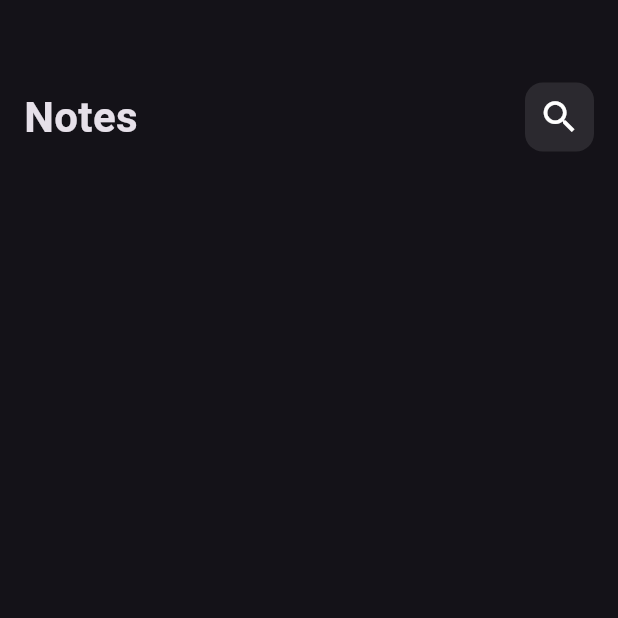
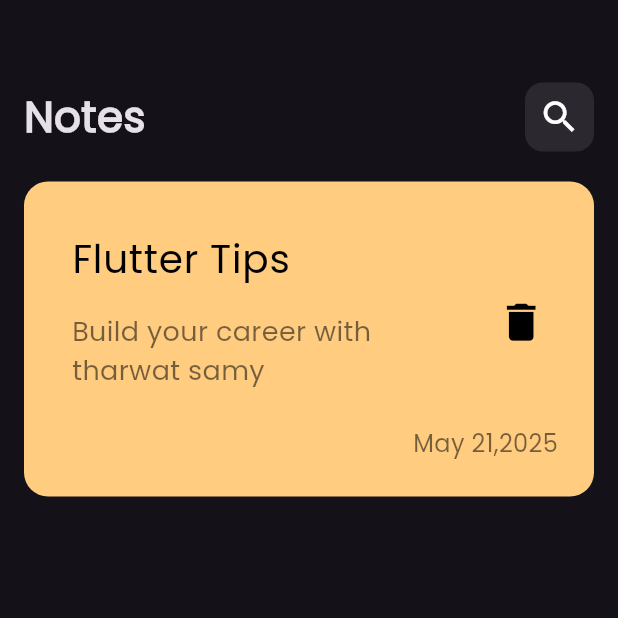
Before and after one commit to mohamedtaha910/notes_app, a Flutter app: the screen it shows after launch, on a phone screen of 412 x 824 dp, the top half of it. Run offline on Flutter 3.47's test engine with Material 3 defaults, Android fonts, the phone set to English and light mode, and no system bars.

Commit message:
create custom note_item

```diff
--- /dev/null
+++ b/lib/components/custom_note_item.dart
@@ -0,0 +1,47 @@
+import 'package:flutter/material.dart';
+
+class NoteItem extends StatelessWidget {
+  const NoteItem({super.key});
+
+  @override
+  Widget build(BuildContext context) {
+    return Container(
+      padding: const EdgeInsets.only(top: 24, bottom: 24, left: 16),
+      // margin: const EdgeInsets.symmetric(vertical: 24),
+      decoration: BoxDecoration(
+        color: const Color(0xffFFCC80),
+        borderRadius: BorderRadius.circular(16),
+      ),
+      child: Column(
+        crossAxisAlignment: CrossAxisAlignment.end,
+        children: [
+          ListTile(
+            title: const Text(
+              'Flutter Tips',
+              style: TextStyle(color: Colors.black,fontSize: 26,)
+            ),
+            subtitle: Padding(
+              padding: const EdgeInsets.only(top: 16,bottom: 16),
+              child: Text(
+                'Build your career with tharwat samy',
+                style: TextStyle(color: Colors.black54,fontSize: 18),
+              ),
+            ),
+            trailing: IconButton(
+              onPressed: () {},
+              icon: Icon(
+                Icons.delete,
+                size: 33,
+                color: Colors.black
+              ),
+            ),
+          ),
+          Padding(
+            padding: const EdgeInsets.only(right: 24),
+            child: Text('May 21,2025',style: TextStyle(color: Colors.black54,fontSize: 16),),
+          ),
+        ],
+      ),
+    );
+  }
+}
--- a/lib/components/notes_view_body.dart
+++ b/lib/components/notes_view_body.dart
@@ -1,5 +1,6 @@
 import 'package:flutter/material.dart';
 import 'package:notes_app/components/custom_app_bar.dart';
+import 'package:notes_app/components/custom_note_item.dart';
 
 class NotesViewBody extends StatelessWidget {
   const NotesViewBody({super.key});
@@ -10,8 +11,10 @@ class NotesViewBody extends StatelessWidget {
       padding: const EdgeInsets.symmetric(horizontal: 16),
       child: Column(
         children: const [
-          SizedBox(height: 55,),
+          SizedBox(height: 55),
           CustomAppBar(),
+          SizedBox(height: 20,),
+          NoteItem()
         ],
       ),
     );
--- a/lib/main.dart
+++ b/lib/main.dart
@@ -12,7 +12,10 @@ class NotesApp extends StatelessWidget {
   Widget build(BuildContext context) {
     return MaterialApp(
       debugShowCheckedModeBanner: false,
-      theme: ThemeData(brightness: Brightness.dark),
+      theme: ThemeData(
+        brightness: Brightness.dark,
+        fontFamily: 'Poppins'
+      ),
       home: const NotesView(),
     );
   }
```
Also changed, not shown: pubspec.yaml (+6 -11 lines), assets/fonts/Poppins-Regular.ttf (added).
